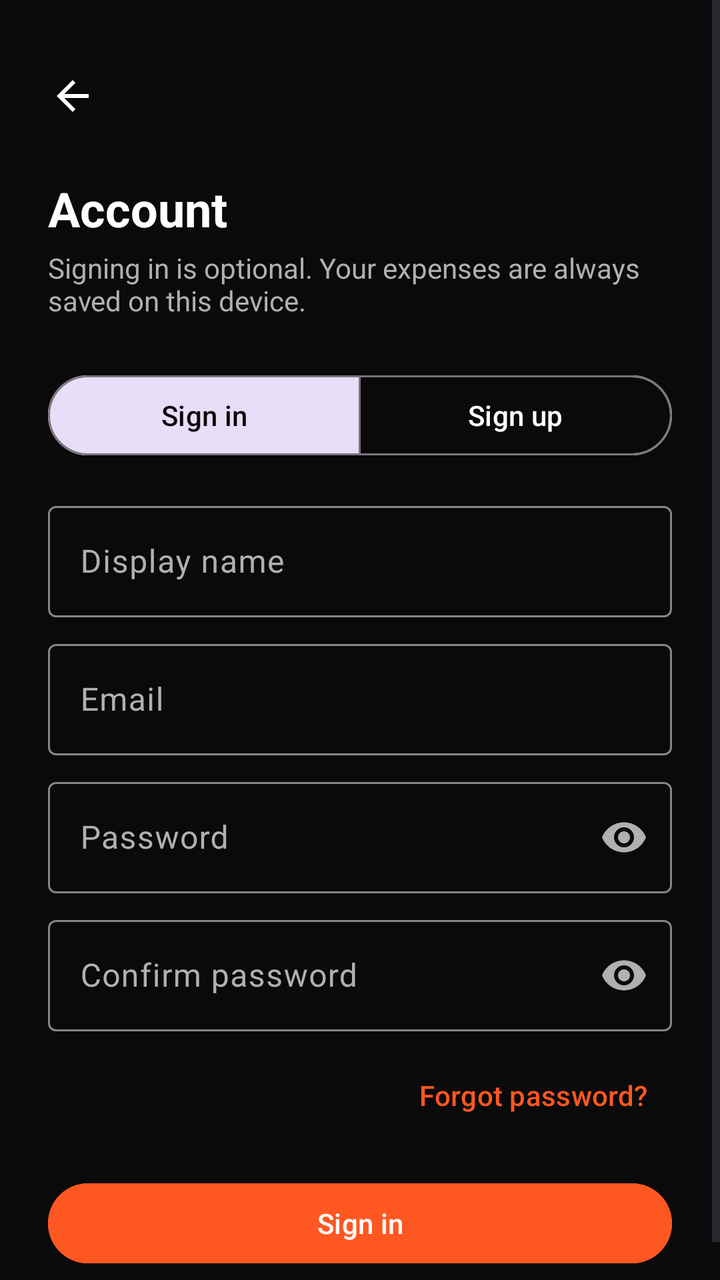
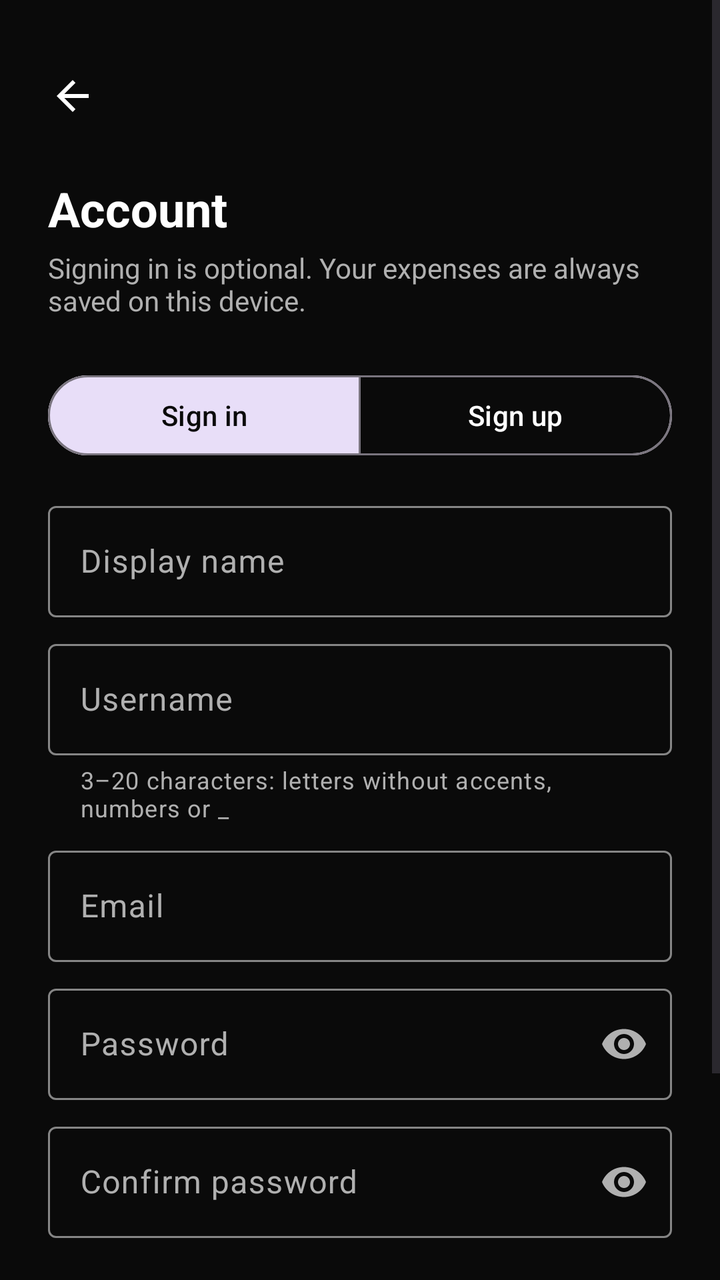

Screens rendered from an Android XML layout before and after an edit, with the pre-edit source and the edit as a unified diff.
<!-- AndroidManifest.xml: application theme Theme.ExpenseTrackerApp -->
<!-- res/layout/fragment_auth.xml -->
<?xml version="1.0" encoding="utf-8"?>
<ScrollView xmlns:android="http://schemas.android.com/apk/res/android"
    xmlns:app="http://schemas.android.com/apk/res-auto"
    android:layout_width="match_parent"
    android:layout_height="match_parent"
    android:background="@color/background_dark"
    android:clickable="true"
    android:focusable="true"
    android:fillViewport="true"
    android:fitsSystemWindows="true">

    <LinearLayout
        android:layout_width="match_parent"
        android:layout_height="wrap_content"
        android:orientation="vertical"
        android:padding="@dimen/spacing_l">

        <ImageButton
            android:id="@+id/btn_auth_back"
            android:layout_width="48dp"
            android:layout_height="48dp"
            android:layout_marginStart="-12dp"
            android:background="?attr/selectableItemBackgroundBorderless"
            android:contentDescription="@string/cd_back"
            android:src="@drawable/ic_arrow_back"
            app:tint="@color/white" />

        <TextView
            android:layout_width="wrap_content"
            android:layout_height="wrap_content"
            android:layout_marginTop="@dimen/spacing_m"
            android:text="@string/auth_title"
            android:textColor="@color/text_primary"
            android:textSize="@dimen/text_size_headline"
            android:textStyle="bold" />

        <TextView
            android:layout_width="wrap_content"
            android:layout_height="wrap_content"
            android:layout_marginTop="@dimen/spacing_xs"
            android:layout_marginBottom="@dimen/spacing_l"
            android:text="@string/auth_guest_note"
            android:textColor="@color/text_secondary"
            android:textSize="@dimen/text_size_body_small" />

        <com.google.android.material.button.MaterialButtonToggleGroup
            android:id="@+id/toggle_auth_mode"
            android:layout_width="match_parent"
            android:layout_height="wrap_content"
            android:layout_marginBottom="@dimen/spacing_m"
            app:checkedButton="@+id/btn_mode_sign_in"
            app:selectionRequired="true"
            app:singleSelection="true">

            <com.google.android.material.button.MaterialButton
                android:id="@+id/btn_mode_sign_in"
                style="?attr/materialButtonOutlinedStyle"
                android:layout_width="0dp"
                android:layout_height="wrap_content"
                android:layout_weight="1"
                android:text="@string/auth_tab_sign_in"
                android:textColor="@color/selector_toggle_text" />

            <com.google.android.material.button.MaterialButton
                android:id="@+id/btn_mode_sign_up"
                style="?attr/materialButtonOutlinedStyle"
                android:layout_width="0dp"
                android:layout_height="wrap_content"
                android:layout_weight="1"
                android:text="@string/auth_tab_sign_up"
                android:textColor="@color/selector_toggle_text" />
        </com.google.android.material.button.MaterialButtonToggleGroup>

        <com.google.android.material.textfield.TextInputLayout
            android:id="@+id/til_display_name"
            style="@style/Widget.Material3.TextInputLayout.OutlinedBox"
            android:layout_width="match_parent"
            android:layout_height="wrap_content"
            android:layout_marginBottom="@dimen/spacing_s"
            android:hint="@string/hint_display_name"
            android:textColorHint="@color/text_secondary"
            app:boxStrokeColor="@color/selector_input_stroke"
            app:hintTextColor="@color/colorAccent">

            <com.google.android.material.textfield.TextInputEditText
                android:id="@+id/et_display_name"
                android:layout_width="match_parent"
                android:layout_height="wrap_content"
                android:inputType="textPersonName|textCapWords"
                android:maxLines="1"
                android:textColor="@color/text_primary" />
        </com.google.android.material.textfield.TextInputLayout>

        <com.google.android.material.textfield.TextInputLayout
            android:id="@+id/til_email"
            style="@style/Widget.Material3.TextInputLayout.OutlinedBox"
            android:layout_width="match_parent"
            android:layout_height="wrap_content"
            android:layout_marginBottom="@dimen/spacing_s"
            android:hint="@string/hint_email"
            android:textColorHint="@color/text_secondary"
            app:boxStrokeColor="@color/selector_input_stroke"
            app:hintTextColor="@color/colorAccent">

            <com.google.android.material.textfield.TextInputEditText
                android:id="@+id/et_email"
                android:layout_width="match_parent"
                android:layout_height="wrap_content"
                android:autofillHints="emailAddress"
                android:inputType="textEmailAddress"
                android:maxLines="1"
                android:textColor="@color/text_primary" />
        </com.google.android.material.textfield.TextInputLayout>

        <com.google.android.material.textfield.TextInputLayout
            android:id="@+id/til_password"
            style="@style/Widget.Material3.TextInputLayout.OutlinedBox"
            android:layout_width="match_parent"
            android:layout_height="wrap_content"
            android:layout_marginBottom="@dimen/spacing_s"
            android:hint="@string/hint_password"
            android:textColorHint="@color/text_secondary"
            app:boxStrokeColor="@color/selector_input_stroke"
            app:endIconMode="password_toggle"
            app:endIconTint="@color/text_secondary"
            app:hintTextColor="@color/colorAccent">

            <com.google.android.material.textfield.TextInputEditText
                android:id="@+id/et_password"
                android:layout_width="match_parent"
                android:layout_height="wrap_content"
                android:autofillHints="password"
                android:inputType="textPassword"
                android:maxLines="1"
                android:textColor="@color/text_primary" />
        </com.google.android.material.textfield.TextInputLayout>

        <com.google.android.material.textfield.TextInputLayout
            android:id="@+id/til_confirm_password"
            style="@style/Widget.Material3.TextInputLayout.OutlinedBox"
            android:layout_width="match_parent"
            android:layout_height="wrap_content"
            android:layout_marginBottom="@dimen/spacing_s"
            android:hint="@string/hint_confirm_password"
            android:textColorHint="@color/text_secondary"
            app:boxStrokeColor="@color/selector_input_stroke"
            app:endIconMode="password_toggle"
            app:endIconTint="@color/text_secondary"
            app:hintTextColor="@color/colorAccent">

            <com.google.android.material.textfield.TextInputEditText
                android:id="@+id/et_confirm_password"
                android:layout_width="match_parent"
                android:layout_height="wrap_content"
                android:inputType="textPassword"
                android:maxLines="1"
                android:textColor="@color/text_primary" />
        </com.google.android.material.textfield.TextInputLayout>

        <com.google.android.material.button.MaterialButton
            android:id="@+id/btn_forgot_password"
            style="@style/Widget.Material3.Button.TextButton"
            android:layout_width="wrap_content"
            android:layout_height="wrap_content"
            android:layout_gravity="end"
            android:text="@string/auth_forgot_password"
            android:textColor="@color/colorAccent" />

        <com.google.android.material.button.MaterialButton
            android:id="@+id/btn_auth_submit"
            android:layout_width="match_parent"
            android:layout_height="@dimen/button_height_standard"
            android:layout_marginTop="@dimen/spacing_m"
            android:backgroundTint="@color/colorAccent"
            android:text="@string/auth_tab_sign_in"
            android:textColor="@color/white" />

        <com.google.android.material.progressindicator.CircularProgressIndicator
            android:id="@+id/progress_auth"
            android:layout_width="wrap_content"
            android:layout_height="wrap_content"
            android:layout_gravity="center_horizontal"
            android:layout_marginTop="@dimen/spacing_m"
            android:indeterminate="true"
            android:visibility="gone"
            app:indicatorColor="@color/colorAccent" />
    </LinearLayout>
</ScrollView>
<!-- resources referenced by this layout -->
<resources>
  <color name="background_dark">#0A0A0A</color>
  <color name="colorAccent">#FF5722</color>
  <color name="text_primary">#FFFFFF</color>
  <color name="text_secondary">#B0B0B0</color>
  <color name="white">#FFFFFF</color>
  <dimen name="button_height_standard">48dp</dimen>
  <dimen name="spacing_l">24dp</dimen>
  <dimen name="spacing_m">16dp</dimen>
  <dimen name="spacing_s">8dp</dimen>
  <dimen name="spacing_xs">4dp</dimen>
  <dimen name="text_size_body_small">14sp</dimen>
  <dimen name="text_size_headline">24sp</dimen>
  <!-- drawable ic_arrow_back (drawable) -->
  <vector xmlns:android="http://schemas.android.com/apk/res/android"
      android:width="24dp"
      android:height="24dp"
      android:viewportWidth="24"
      android:viewportHeight="24"
      android:tint="?attr/colorControlNormal">
    <path
        android:fillColor="@android:color/white"
        android:pathData="M20,11H7.83l5.59,-5.59L12,4l-8,8 8,8 1.41,-1.41L7.83,13H20v-2z"/>
  </vector>
  <string name="auth_forgot_password">Forgot password?</string>
  <string name="auth_guest_note">Signing in is optional. Your expenses are always saved on this device.</string>
  <string name="auth_tab_sign_in">Sign in</string>
  <string name="auth_tab_sign_up">Sign up</string>
  <string name="auth_title">Account</string>
  <string name="cd_back">Back</string>
  <string name="hint_confirm_password">Confirm password</string>
  <string name="hint_display_name">Display name</string>
  <string name="hint_email">Email</string>
  <string name="hint_password">Password</string>
  <style name="Theme.ExpenseTrackerApp" parent="Theme.Material3.DayNight.NoActionBar">
          <item name="colorPrimary">@color/colorPrimary</item>
          <item name="colorPrimaryVariant">@color/colorPrimaryDark</item>
          <item name="colorOnPrimary">@color/white</item>
          <item name="colorSecondary">@color/colorAccent</item>
          <item name="colorSecondaryVariant">@color/colorAccent</item>
          <item name="colorOnSecondary">@color/white</item>
          <item name="android:colorBackground">@color/background_dark</item>
          <item name="android:statusBarColor">@color/background_dark</item>
          <item name="android:navigationBarColor">@color/background_dark</item>
      </style>
  <color name="colorPrimary">#FF5722</color>
  <color name="colorPrimaryDark">#E64A19</color>
</resources>

<!-- the commit's change to res/layout/fragment_auth.xml (unified diff, before → after) -->
@@ -92,6 +92,30 @@
         </com.google.android.material.textfield.TextInputLayout>
 
         <com.google.android.material.textfield.TextInputLayout
+            android:id="@+id/til_username"
+            style="@style/Widget.Material3.TextInputLayout.OutlinedBox"
+            android:layout_width="match_parent"
+            android:layout_height="wrap_content"
+            android:layout_marginBottom="@dimen/spacing_s"
+            android:hint="@string/hint_username"
+            android:textColorHint="@color/text_secondary"
+            app:boxStrokeColor="@color/selector_input_stroke"
+            app:helperText="@string/helper_username"
+            app:helperTextTextColor="@color/text_secondary"
+            app:hintTextColor="@color/colorAccent">
+
+            <com.google.android.material.textfield.TextInputEditText
+                android:id="@+id/et_username"
+                android:layout_width="match_parent"
+                android:layout_height="wrap_content"
+                android:autofillHints="username"
+                android:inputType="textNoSuggestions"
+                android:maxLength="20"
+                android:maxLines="1"
+                android:textColor="@color/text_primary" />
+        </com.google.android.material.textfield.TextInputLayout>
+
+        <com.google.android.material.textfield.TextInputLayout
             android:id="@+id/til_email"
             style="@style/Widget.Material3.TextInputLayout.OutlinedBox"
             android:layout_width="match_parent"
<!-- resource entries referenced after the edit -->
@@ -29,10 +29,12 @@
   <string name="auth_tab_sign_up">Sign up</string>
   <string name="auth_title">Account</string>
   <string name="cd_back">Back</string>
+  <string name="helper_username">3–20 characters: letters without accents, numbers or _</string>
   <string name="hint_confirm_password">Confirm password</string>
   <string name="hint_display_name">Display name</string>
   <string name="hint_email">Email</string>
   <string name="hint_password">Password</string>
+  <string name="hint_username">Username</string>
   <style name="Theme.ExpenseTrackerApp" parent="Theme.Material3.DayNight.NoActionBar">
           <item name="colorPrimary">@color/colorPrimary</item>
           <item name="colorPrimaryVariant">@color/colorPrimaryDark</item>
